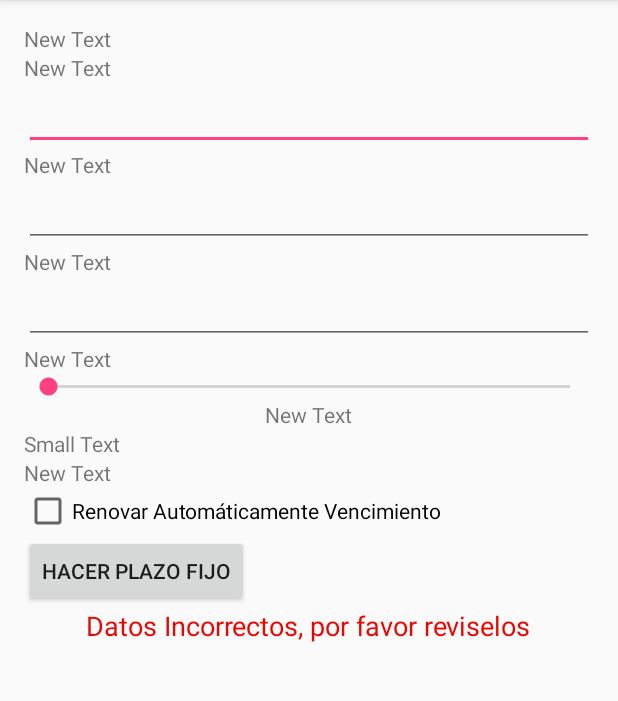
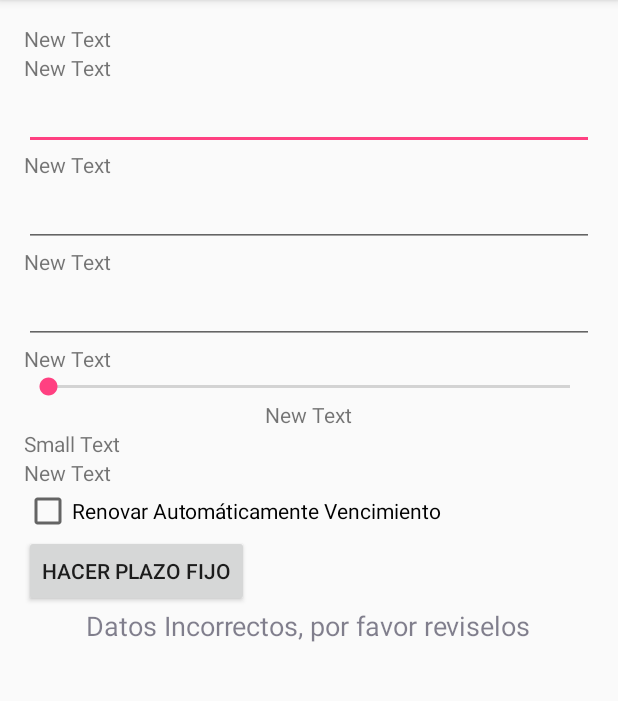
Before and after one commit to libattistella/Lab01c2016-1, an Android app: the screen it shows after launch (MainActivity), after a tap on "HACER PLAZO FIJO", on a phone screen of 412 x 824 dp, the part 84-785 px from its top. Run offline under Robolectric (Android 15) with nearby library versions, the phone set to English and light mode, and no system bars; 3 statements that could not run were skipped.

Commit message:
fixed colors

```diff
--- a/app/src/main/java/dam/isi/frsf/utn/edu/ar/lab01c2016/MainActivity.java
+++ b/app/src/main/java/dam/isi/frsf/utn/edu/ar/lab01c2016/MainActivity.java
@@ -50,12 +50,12 @@ public class MainActivity extends AppCompatActivity {
                 TextView resultado = (TextView) findViewById(R.id.textViewResultado);
 
                 if (valid){
-                    resultado.setTextColor(getResources().getColor(R.color.VERDE));
+                    resultado.setTextColor(R.color.VERDE);
                     String strAux = "Plazo fijo realizado. Recibirá "+ interes + " al vencimiento!";
                     resultado.setText(strAux);
                 }
                 else {
-                    resultado.setTextColor(getResources().getColor(R.color.ROJO));
+                    resultado.setTextColor(R.color.ROJO);
                     resultado.setText(R.string.mensajeResultadoError);
                 }
 
```
